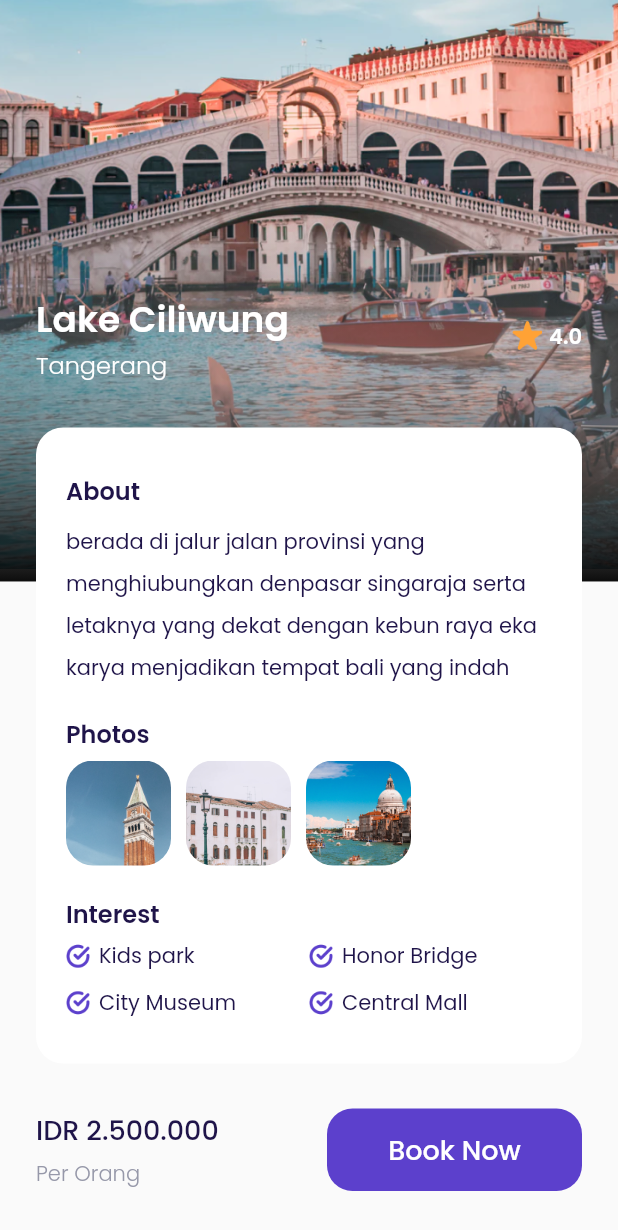
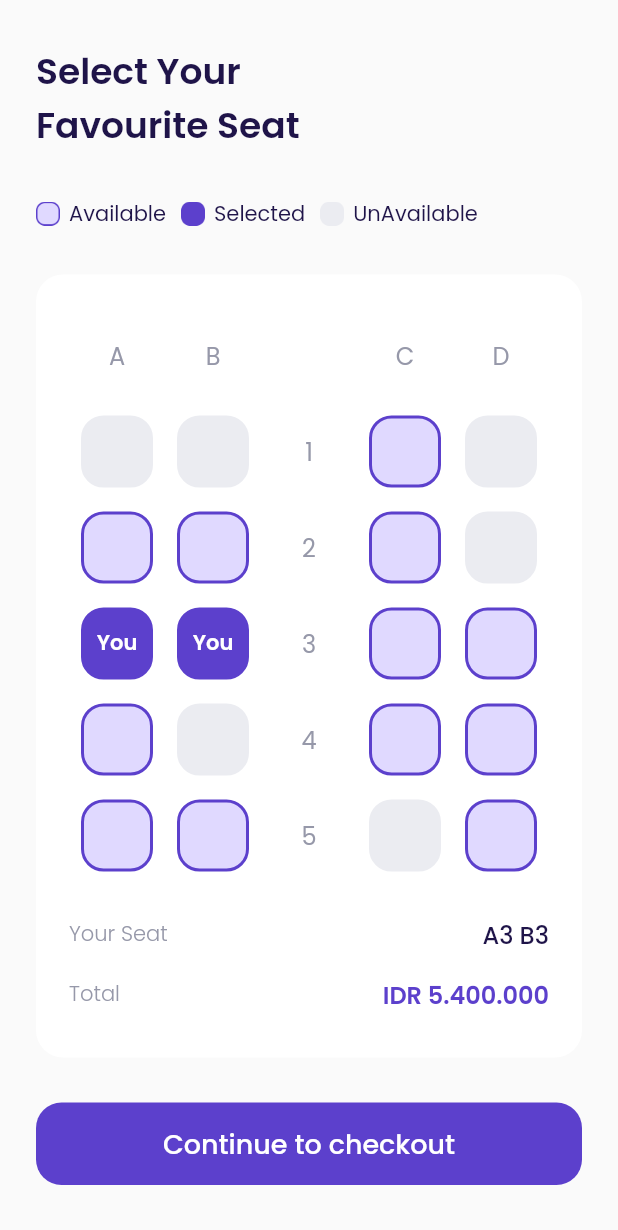
Before and after one commit to Madeean/MadeeWat, a Flutter app: the DetailPage screen opened directly, scrolled down 115 dp, after a tap on "Book Now", on a phone screen of 412 x 824 dp. Shown: the top 1230 px of the screen. Run offline on Flutter 3.47's test engine with Material 2 defaults, Android fonts, the light colour scheme and no system bars; our stand-ins replace google_fonts.

Commit message:
choose seat page

```diff
--- /dev/null
+++ b/lib/ui/pages/choose_seat_page.dart
@@ -0,0 +1,348 @@
+import 'package:flutter/material.dart';
+import 'package:madee_wat/shared/theme.dart';
+import 'package:madee_wat/ui/widgets/custom_button.dart';
+import 'package:madee_wat/ui/widgets/seat.dart';
+
+class ChooseSetPage extends StatefulWidget {
+  const ChooseSetPage({Key? key}) : super(key: key);
+
+  @override
+  State<ChooseSetPage> createState() => _ChooseSetPageState();
+}
+
+class _ChooseSetPageState extends State<ChooseSetPage> {
+  title() {
+    return Container(
+      margin: EdgeInsets.only(top: 30),
+      child: Text(
+        'Select Your\nFavourite Seat',
+        style: blackTextStyle.copyWith(
+          fontSize: 24,
+          fontWeight: semiBold,
+        ),
+      ),
+    );
+  }
+
+  seatStatus() {
+    return Container(
+      margin: EdgeInsets.only(top: 30),
+      child: Row(
+        children: [
+          // !available
+          Container(
+            width: 16,
+            height: 16,
+            margin: EdgeInsets.only(right: 6),
+            decoration: BoxDecoration(
+              image: DecorationImage(
+                image: AssetImage('assets/icon_available.png'),
+              ),
+            ),
+          ),
+          Text(
+            'Available',
+            style: blackTextStyle,
+          ),
+          // !selected
+          Container(
+            width: 16,
+            height: 16,
+            margin: EdgeInsets.only(right: 6, left: 10),
+            decoration: BoxDecoration(
+              image: DecorationImage(
+                image: AssetImage('assets/icon_selected.png'),
+              ),
+            ),
+          ),
+          Text(
+            'Selected',
+            style: blackTextStyle,
+          ),
+          // ! unavailable
+          Container(
+            width: 16,
+            height: 16,
+            margin: EdgeInsets.only(right: 6, left: 10),
+            decoration: BoxDecoration(
+              image: DecorationImage(
+                image: AssetImage('assets/icon_unavailable.png'),
+              ),
+            ),
+          ),
+          Text(
+            'UnAvailable',
+            style: blackTextStyle,
+          ),
+        ],
+      ),
+    );
+  }
+
+  selectSeat() {
+    return Container(
+      margin: EdgeInsets.only(top: 30),
+      width: double.infinity,
+      padding: EdgeInsets.symmetric(horizontal: 22, vertical: 30),
+      decoration: BoxDecoration(
+        borderRadius: BorderRadius.circular(18),
+        color: kWhiteColor,
+      ),
+      child: Column(
+        children: [
+          Row(
+            mainAxisAlignment: MainAxisAlignment.spaceAround,
+            // !seat indicator
+            children: [
+              Container(
+                width: 48,
+                height: 48,
+                child: Center(
+                  child: Text(
+                    'A',
+                    style: greyTextStyle.copyWith(
+                      fontSize: 16,
+                    ),
+                  ),
+                ),
+              ),
+              Container(
+                width: 48,
+                height: 48,
+                child: Center(
+                  child: Text(
+                    'B',
+                    style: greyTextStyle.copyWith(
+                      fontSize: 16,
+                    ),
+                  ),
+                ),
+              ),
+              Container(
+                width: 48,
+                height: 48,
+                child: Center(
+                  child: Text(
+                    '',
+                    style: greyTextStyle.copyWith(
+                      fontSize: 16,
+                    ),
+                  ),
+                ),
+              ),
+              Container(
+                width: 48,
+                height: 48,
+                child: Center(
+                  child: Text(
+                    'C',
+                    style: greyTextStyle.copyWith(
+                      fontSize: 16,
+                    ),
+                  ),
+                ),
+              ),
+              Container(
+                width: 48,
+                height: 48,
+                child: Center(
+                  child: Text(
+                    'D',
+                    style: greyTextStyle.copyWith(
+                      fontSize: 16,
+                    ),
+                  ),
+                ),
+              ),
+            ],
+          ),
+
+          // !Seat 1
+          Container(
+            margin: EdgeInsets.only(top: 16),
+            child: Row(
+              mainAxisAlignment: MainAxisAlignment.spaceAround,
+              children: [
+                Seat(status: 2),
+                Seat(status: 2),
+                Container(
+                  width: 48,
+                  height: 48,
+                  child: Center(
+                    child: Text(
+                      '1',
+                      style: greyTextStyle.copyWith(fontSize: 16),
+                    ),
+                  ),
+                ),
+                Seat(status: 0),
+                Seat(status: 2),
+              ],
+            ),
+          ),
+          // !seat 2
+          Container(
+            margin: EdgeInsets.only(top: 16),
+            child: Row(
+              mainAxisAlignment: MainAxisAlignment.spaceAround,
+              children: [
+                Seat(status: 0),
+                Seat(status: 0),
+                Container(
+                  width: 48,
+                  height: 48,
+                  child: Center(
+                    child: Text(
+                      '2',
+                      style: greyTextStyle.copyWith(fontSize: 16),
+                    ),
+                  ),
+                ),
+                Seat(status: 0),
+                Seat(status: 2),
+              ],
+            ),
+          ),
+          // !seat3
+          Container(
+            margin: EdgeInsets.only(top: 16),
+            child: Row(
+              mainAxisAlignment: MainAxisAlignment.spaceAround,
+              children: [
+                Seat(status: 1),
+                Seat(status: 1),
+                Container(
+                  width: 48,
+                  height: 48,
+                  child: Center(
+                    child: Text(
+                      '3',
+                      style: greyTextStyle.copyWith(fontSize: 16),
+                    ),
+                  ),
+                ),
+                Seat(status: 0),
+                Seat(status: 0),
+              ],
+            ),
+          ),
+          // !seat4
+          Container(
+            margin: EdgeInsets.only(top: 16),
+            child: Row(
+              mainAxisAlignment: MainAxisAlignment.spaceAround,
+              children: [
+                Seat(status: 0),
+                Seat(status: 2),
+                Container(
+                  width: 48,
+                  height: 48,
+                  child: Center(
+                    child: Text(
+                      '4',
+                      style: greyTextStyle.copyWith(fontSize: 16),
+                    ),
+                  ),
+                ),
+                Seat(status: 0),
+                Seat(status: 0),
+              ],
+            ),
+          ),
+          // !seat4
+          Container(
+            margin: EdgeInsets.only(top: 16),
+            child: Row(
+              mainAxisAlignment: MainAxisAlignment.spaceAround,
+              children: [
+                Seat(status: 0),
+                Seat(status: 0),
+                Container(
+                  width: 48,
+                  height: 48,
+                  child: Center(
+                    child: Text(
+                      '5',
+                      style: greyTextStyle.copyWith(fontSize: 16),
+                    ),
+                  ),
+                ),
+                Seat(status: 2),
+                Seat(status: 0),
+              ],
+            ),
+          ),
+
+          // ! your seat
+          Container(
+            margin: EdgeInsets.only(top: 30),
+            child: Row(
+              mainAxisAlignment: MainAxisAlignment.spaceBetween,
+              children: [
+                Text(
+                  'Your Seat',
+                  style: greyTextStyle.copyWith(
+                    fontWeight: light,
+                  ),
+                ),
+                Text(
+                  'A3 B3',
+                  style:
+                      blackTextStyle.copyWith(fontWeight: medium, fontSize: 16),
+                ),
+              ],
+            ),
+          ),
+
+          // !total
+          Container(
+            margin: EdgeInsets.only(top: 16),
+            child: Row(
+              mainAxisAlignment: MainAxisAlignment.spaceBetween,
+              children: [
+                Text(
+                  'Total',
+                  style: greyTextStyle.copyWith(
+                    fontWeight: light,
+                  ),
+                ),
+                Text(
+                  'IDR 5.400.000',
+                  style: purpleTextStyle.copyWith(
+                    fontWeight: semiBold,
+                    fontSize: 16,
+                  ),
+                ),
+              ],
+            ),
+          ),
+        ],
+      ),
+    );
+  }
+
+  checkoutButton() {
+    return CustomButtom(
+      title: "Continue to checkout",
+      onPress: () {},
+      margintop: 30,
+      marginbot: 46,
+    );
+  }
+
+  @override
+  Widget build(BuildContext context) {
+    return Scaffold(
+      backgroundColor: kBackgroundColor,
+      body: ListView(
+        padding: EdgeInsets.symmetric(horizontal: 24),
+        children: [
+          title(),
+          seatStatus(),
+          selectSeat(),
+          checkoutButton(),
+        ],
+      ),
+    );
+  }
+}
--- a/lib/ui/pages/detail_pages.dart
+++ b/lib/ui/pages/detail_pages.dart
@@ -1,5 +1,6 @@
 import 'package:flutter/material.dart';
 import 'package:madee_wat/shared/theme.dart';
+import 'package:madee_wat/ui/pages/choose_seat_page.dart';
 import 'package:madee_wat/ui/widgets/custom_button.dart';
 import 'package:madee_wat/ui/widgets/interest_to_item.dart';
 import 'package:madee_wat/ui/widgets/photos_item.dart';
@@ -217,7 +218,15 @@ class _DetailPageState extends State<DetailPage> {
                     ],
                   ),
                 ),
-                CustomButtom(title: "Book Now", onPress: () {}, width: 170),
+                CustomButtom(
+                    title: "Book Now",
+                    onPress: () {
+                      Navigator.push(
+                          context,
+                          MaterialPageRoute(
+                              builder: (context) => ChooseSetPage()));
+                    },
+                    width: 170),
               ],
             ),
           ),
--- /dev/null
+++ b/lib/ui/widgets/seat.dart
@@ -0,0 +1,88 @@
+import 'package:flutter/material.dart';
+
+import '../../shared/theme.dart';
+
+class Seat extends StatefulWidget {
+  final int status;
+  //* 0=available 1=selected 2 = unavailable
+
+  const Seat({Key? key, required this.status}) : super(key: key);
+
+  @override
+  State<Seat> createState() => _SeatState();
+}
+
+class _SeatState extends State<Seat> {
+  @override
+  Widget build(BuildContext context) {
+    backgroundColor() {
+      switch (widget.status) {
+        case 0:
+          return kAvailableColor;
+          break;
+        case 1:
+          return kPrimaryColor;
+          break;
+        case 2:
+          return kUnavailableColor;
+          break;
+        default:
+          return kUnavailableColor;
+      }
+    }
+
+    borderColor() {
+      switch (widget.status) {
+        case 0:
+          return kPrimaryColor;
+          break;
+        case 1:
+          return kPrimaryColor;
+          break;
+        case 2:
+          return kUnavailableColor;
+          break;
+        default:
+          return kUnavailableColor;
+      }
+    }
+
+    child() {
+      switch (widget.status) {
+        case 0:
+          return SizedBox();
+          break;
+        case 1:
+          return Center(
+            child: Text(
+              'You',
+              style: whiteTextStyle.copyWith(
+                fontSize: 14,
+                fontWeight: semiBold,
+              ),
+            ),
+          );
+          break;
+        case 2:
+          return SizedBox();
+          break;
+        default:
+          return SizedBox();
+      }
+    }
+
+    return Container(
+      width: 48,
+      height: 48,
+      decoration: BoxDecoration(
+        color: backgroundColor(),
+        borderRadius: BorderRadius.circular(15),
+        border: Border.all(
+          width: 2,
+          color: borderColor(),
+        ),
+      ),
+      child: child(),
+    );
+  }
+}
```
